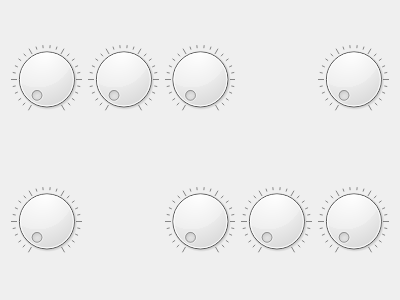
Before: the Qt Designer form touch/dials/dials.ui in LinuxZhaoLi/My_Learn_Qt, drawn with Qt 5.
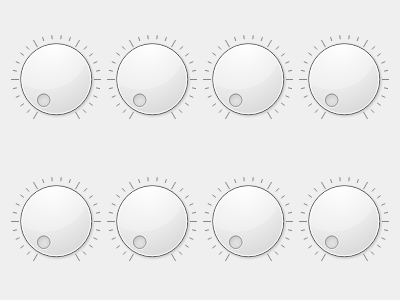
After: the same form once the commit is applied.

The edit to the form file:
```diff
--- a/touch/dials/dials.ui
+++ b/touch/dials/dials.ui
@@ -21,13 +21,6 @@
      </property>
     </widget>
    </item>
-   <item row="1" column="5">
-    <widget class="QDial" name="dial_7">
-     <property name="notchesVisible">
-      <bool>true</bool>
-     </property>
-    </widget>
-   </item>
    <item row="1" column="4">
     <widget class="QDial" name="dial_6">
      <property name="notchesVisible">
@@ -65,6 +58,16 @@
    </item>
    <item row="0" column="0">
     <widget class="QDial" name="dial_2">
+     <property name="styleSheet">
+      <string notr="true">color: qlineargradient(spread:pad, x1:0, y1:0, x2:1, y2:0, stop:0 rgba(9, 41, 4, 255), stop:0.085 rgba(2, 79, 0, 255), stop:0.19 rgba(50, 147, 22, 255), stop:0.275 rgba(236, 191, 49, 255), stop:0.39 rgba(243, 61, 34, 255), stop:0.555 rgba(135, 81, 60, 255), stop:0.667 rgba(121, 75, 255, 255), stop:0.825 rgba(164, 255, 244, 255), stop:0.885 rgba(104, 222, 71, 255), stop:1 rgba(93, 128, 0, 255));</string>
+     </property>
+     <property name="notchesVisible">
+      <bool>true</bool>
+     </property>
+    </widget>
+   </item>
+   <item row="1" column="3">
+    <widget class="QDial" name="dial_7">
      <property name="notchesVisible">
       <bool>true</bool>
      </property>
```
